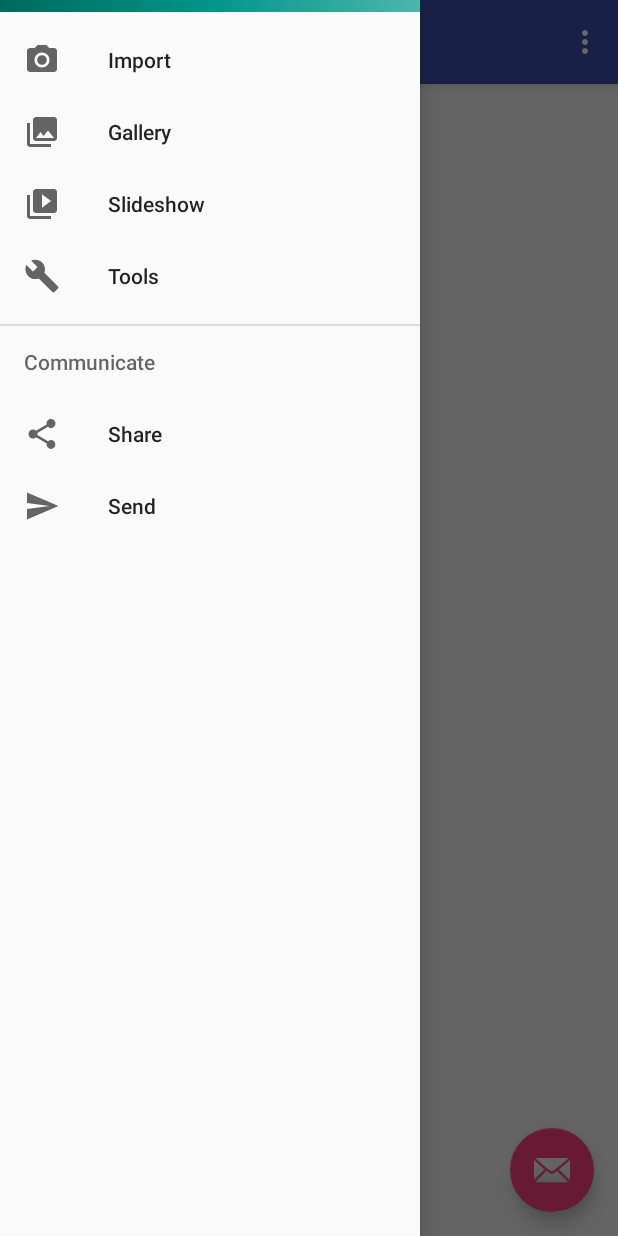
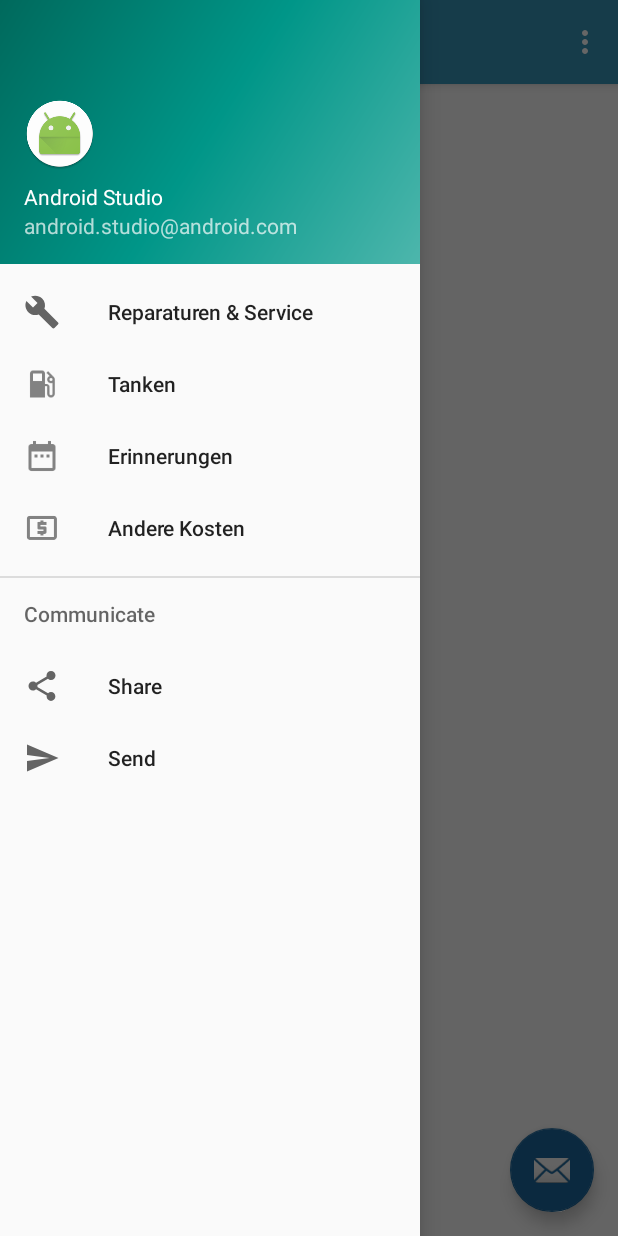
Before and after one commit to ZielMartin/MobAppProj, an Android app: the screen it shows after launch (MainActivity), with the side drawer open, on a phone screen of 412 x 824 dp. Run offline under Robolectric (Android 15) with nearby library versions, the phone set to English and light mode, and no system bars; our stand-ins replace Firebase (no records; nobody signed in at launch, a user with empty details on screens opened directly).

Commit message:
Beim letzten Commit nicht alles mitgenommen..

```diff
--- a/dev/android/Carlogger/app/build.gradle
+++ b/dev/android/Carlogger/app/build.gradle
@@ -2,7 +2,7 @@ apply plugin: 'com.android.application'
 
 android {
     compileSdkVersion 25
-    buildToolsVersion "25.0.2"
+    buildToolsVersion '26.0.2'
     defaultConfig {
         applicationId "de.fhbi.mobappproj.carlogger"
         minSdkVersion 21
@@ -44,4 +44,5 @@ dependencies {
 
 
 
+
 apply plugin: 'com.google.gms.google-services'
--- a/dev/android/Carlogger/app/src/main/java/de/fhbi/mobappproj/carlogger/MainActivity.java
+++ b/dev/android/Carlogger/app/src/main/java/de/fhbi/mobappproj/carlogger/MainActivity.java
@@ -1,8 +1,10 @@
 package de.fhbi.mobappproj.carlogger;
 
 import android.os.Bundle;
+import android.support.annotation.NonNull;
 import android.support.design.widget.FloatingActionButton;
 import android.support.design.widget.Snackbar;
+import android.util.Log;
 import android.view.View;
 import android.support.design.widget.NavigationView;
 import android.support.v4.view.GravityCompat;
@@ -12,12 +14,42 @@ import android.support.v7.app.AppCompatActivity;
 import android.support.v7.widget.Toolbar;
 import android.view.Menu;
 import android.view.MenuItem;
+import android.widget.Toast;
+
+import com.google.android.gms.tasks.OnCompleteListener;
+import com.google.android.gms.tasks.Task;
+import com.google.firebase.auth.AuthResult;
+import com.google.firebase.auth.FirebaseAuth;
+import com.google.firebase.auth.FirebaseUser;
 
 public class MainActivity extends AppCompatActivity
         implements NavigationView.OnNavigationItemSelectedListener {
 
+    private FirebaseAuth mAuth;
+
+    private FirebaseAuth.AuthStateListener mAuthListener;
+
     @Override
     protected void onCreate(Bundle savedInstanceState) {
+        mAuth = FirebaseAuth.getInstance();
+
+        mAuthListener = new FirebaseAuth.AuthStateListener() {
+            @Override
+            public void onAuthStateChanged(@NonNull FirebaseAuth firebaseAuth) {
+                FirebaseUser user = firebaseAuth.getCurrentUser();
+                if (user != null) {
+                    // User is signed in
+                    Log.d("TAG", "onAuthStateChanged:signed_in:" + user.getUid());
+                } else {
+                    // User is signed out
+                    Log.d("TAG", "onAuthStateChanged:signed_out");
+                }
+            }
+        };
+
+
+
+
         super.onCreate(savedInstanceState);
         setContentView(R.layout.activity_main);
         Toolbar toolbar = (Toolbar) findViewById(R.id.toolbar);
@@ -31,6 +63,12 @@ public class MainActivity extends AppCompatActivity
                         .setAction("Action", null).show();
             }
         });
+        fab.setOnClickListener(new View.OnClickListener() {
+            @Override
+            public void onClick(View view) {
+                signIn(view);
+            }
+        });
 
         DrawerLayout drawer = (DrawerLayout) findViewById(R.id.drawer_layout);
         ActionBarDrawerToggle toggle = new ActionBarDrawerToggle(
@@ -40,6 +78,41 @@ public class MainActivity extends AppCompatActivity
 
         NavigationView navigationView = (NavigationView) findViewById(R.id.nav_view);
         navigationView.setNavigationItemSelectedListener(this);
+    }
+
+    @Override
+    protected void onStart() {
+        super.onStart();
+        mAuth.addAuthStateListener(mAuthListener);
+    }
+
+    @Override
+    protected void onStop() {
+        super.onStop();
+        if (mAuthListener != null) {
+            mAuth.removeAuthStateListener(mAuthListener);
+        }
+    }
+
+    public void signIn(final View view) {
+        mAuth.signInAnonymously().addOnCompleteListener(this, new OnCompleteListener<AuthResult>() {
+            @Override
+            public void onComplete(@NonNull Task<AuthResult> task) {
+                Log.d("TAG", "anonSignin:onComplete:" + task.isSuccessful());
+
+                // If sign in fails, display a message to the user. If sign in succeeds
+                // the auth state listener will be notified and logic to handle the
+                // signed in user can be handled in the listener.
+                if (!task.isSuccessful()) {
+                    Log.w("TAG", "signInWithEmail:failed", task.getException());
+                    Toast.makeText(MainActivity.this, R.string.common_signin_button_text,
+                            Toast.LENGTH_SHORT).show();
+                } else {
+                    Snackbar.make(view, mAuth.getCurrentUser().getUid(), Snackbar.LENGTH_LONG)
+                            .setAction("Action", null).show();
+                }
+            }
+        });
     }
 
     @Override
@@ -80,13 +153,13 @@ public class MainActivity extends AppCompatActivity
         // Handle navigation view item clicks here.
         int id = item.getItemId();
 
-        if (id == R.id.nav_camera) {
-            // Handle the camera action
-        } else if (id == R.id.nav_gallery) {
+        if (id == R.id.nav_fuel) {
+            // Handle the fuel action
+        } else if (id == R.id.nav_otherCosts) {
 
-        } else if (id == R.id.nav_slideshow) {
+        } else if (id == R.id.nav_reminder) {
 
-        } else if (id == R.id.nav_manage) {
+        } else if (id == R.id.nav_repair_service) {
 
         } else if (id == R.id.nav_share) {
 
--- a/dev/android/Carlogger/app/src/main/res/menu/activity_main_drawer.xml
+++ b/dev/android/Carlogger/app/src/main/res/menu/activity_main_drawer.xml
@@ -5,21 +5,22 @@
 
     <group android:checkableBehavior="single">
         <item
-            android:id="@+id/nav_camera"
-            android:icon="@drawable/ic_menu_camera"
-            android:title="Import" />
+            android:id="@+id/nav_repair_service"
+            android:icon="@drawable/ic_menu_manage"
+            android:title="@string/navigation_drawer_repair_service"
+            android:visible="true" />
         <item
-            android:id="@+id/nav_gallery"
-            android:icon="@drawable/ic_menu_gallery"
-            android:title="Gallery" />
+            android:id="@+id/nav_fuel"
+            android:icon="@drawable/ic_action_fuel"
+            android:title="@string/navigation_drawer_fuel" />
         <item
-            android:id="@+id/nav_slideshow"
-            android:icon="@drawable/ic_menu_slideshow"
-            android:title="Slideshow" />
+            android:id="@+id/nav_reminder"
+            android:icon="@drawable/ic_action_calendar"
+            android:title="@string/navigation_drawer_reminder" />
         <item
-            android:id="@+id/nav_manage"
-            android:icon="@drawable/ic_menu_manage"
-            android:title="Tools" />
+            android:id="@+id/nav_otherCosts"
+            android:icon="@drawable/ic_action_cash"
+            android:title="@string/navigation_drawer_other_costs" />
     </group>
 
     <item android:title="Communicate">
--- a/dev/android/Carlogger/app/src/main/res/values/colors.xml
+++ b/dev/android/Carlogger/app/src/main/res/values/colors.xml
@@ -1,6 +1,6 @@
 <?xml version="1.0" encoding="utf-8"?>
 <resources>
-    <color name="colorPrimary">#3F51B5</color>
-    <color name="colorPrimaryDark">#303F9F</color>
-    <color name="colorAccent">#FF4081</color>
+    <color name="colorPrimary">#3696b9</color>
+    <color name="colorPrimaryDark">#404145</color>
+    <color name="colorAccent">#1c689e</color>
 </resources>
--- a/dev/android/Carlogger/app/src/main/res/values/dimens.xml
+++ b/dev/android/Carlogger/app/src/main/res/values/dimens.xml
@@ -1,3 +1,8 @@
 <resources>
     <dimen name="fab_margin">16dp</dimen>
+    <!-- Default screen margins, per the Android Design guidelines. -->
+    <dimen name="activity_horizontal_margin">16dp</dimen>
+    <dimen name="activity_vertical_margin">16dp</dimen>
+    <dimen name="nav_header_vertical_spacing">8dp</dimen>
+    <dimen name="nav_header_height">176dp</dimen>
 </resources>
--- a/dev/android/Carlogger/app/src/main/res/values/strings.xml
+++ b/dev/android/Carlogger/app/src/main/res/values/strings.xml
@@ -1,4 +1,13 @@
 <resources>
     <string name="app_name">Carlogger</string>
     <string name="action_settings">Settings</string>
+    <string name="title_activity_main">MainActivity</string>
+
+    <string name="navigation_drawer_open">Open navigation drawer</string>
+    <string name="navigation_drawer_close">Close navigation drawer</string>
+
+    <string name="navigation_drawer_repair_service">Reparaturen &amp; Service</string>
+    <string name="navigation_drawer_fuel">Tanken</string>
+    <string name="navigation_drawer_reminder">Erinnerungen</string>
+    <string name="navigation_drawer_other_costs">Andere Kosten</string>
 </resources>
--- a/dev/android/Carlogger/app/src/main/res/values/styles.xml
+++ b/dev/android/Carlogger/app/src/main/res/values/styles.xml
@@ -7,11 +7,14 @@
         <item name="colorPrimaryDark">@color/colorPrimaryDark</item>
         <item name="colorAccent">@color/colorAccent</item>
     </style>
+
     <style name="AppTheme.NoActionBar">
         <item name="windowActionBar">false</item>
         <item name="windowNoTitle">true</item>
     </style>
+
     <style name="AppTheme.AppBarOverlay" parent="ThemeOverlay.AppCompat.Dark.ActionBar" />
+
     <style name="AppTheme.PopupOverlay" parent="ThemeOverlay.AppCompat.Light" />
 
 </resources>
--- a/dev/android/Carlogger/build.gradle
+++ b/dev/android/Carlogger/build.gradle
@@ -5,7 +5,7 @@ buildscript {
         jcenter()
     }
     dependencies {
-        classpath 'com.android.tools.build:gradle:2.3.3'
+        classpath 'com.android.tools.build:gradle:3.0.0'
 
         // NOTE: Do not place your application dependencies here; they belong
         // in the individual module build.gradle files
```
Also changed, not shown: dev/android/Carlogger/app/src/main/AndroidManifest.xml (+9 -7 lines), dev/android/Carlogger/app/src/main/res/drawable-hdpi/ic_action_calendar.png (added), dev/android/Carlogger/app/src/main/res/drawable-hdpi/ic_action_fuel.png (added), dev/android/Carlogger/app/src/main/res/drawable-mdpi/ic_action_calendar.png (added), dev/android/Carlogger/app/src/main/res/drawable-mdpi/ic_action_fuel.png (added), dev/android/Carlogger/app/src/main/res/drawable-xhdpi/ic_action_calendar.png (added), dev/android/Carlogger/app/src/main/res/drawable-xhdpi/ic_action_fuel.png (added), dev/android/Carlogger/app/src/main/res/drawable-xxhdpi/ic_action_calendar.png (added), dev/android/Carlogger/app/src/main/res/drawable-xxhdpi/ic_action_fuel.png (added), dev/android/Carlogger/gradle/wrapper/gradle-wrapper.properties.
